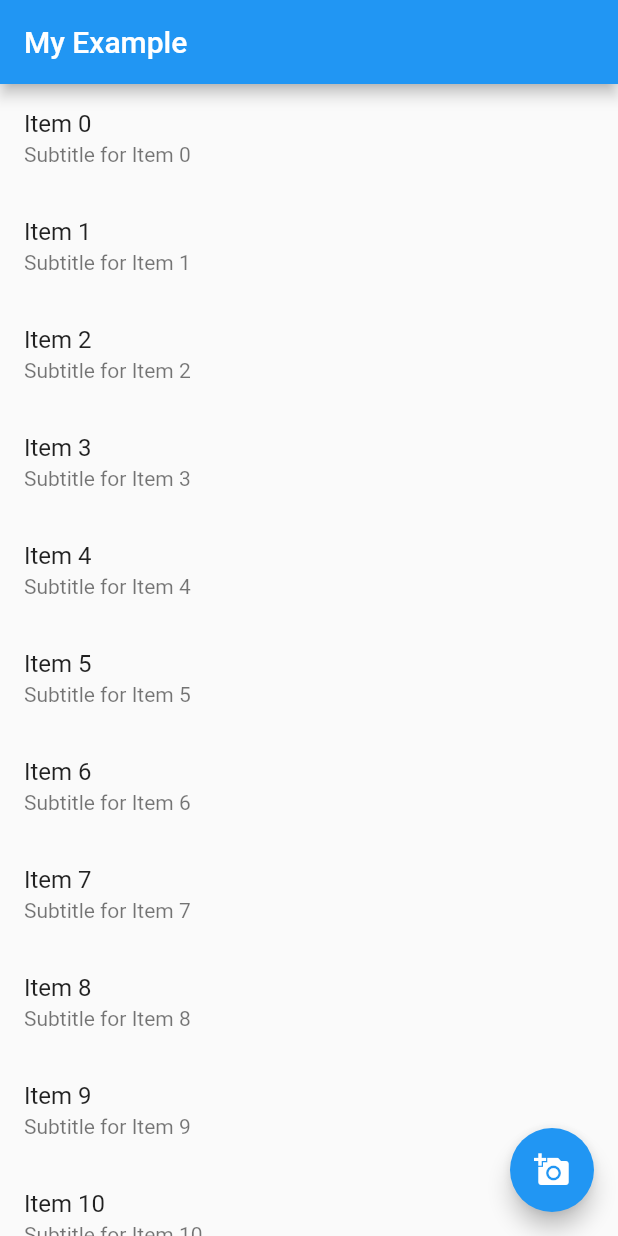
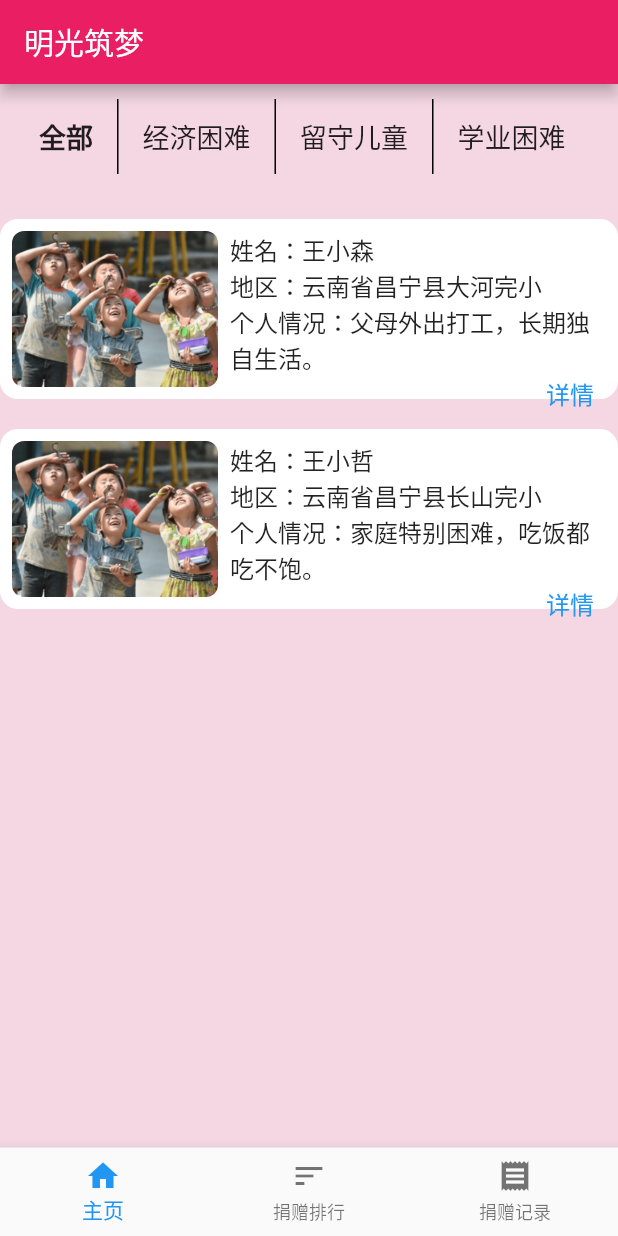
Before and after one commit to Wanli-Go/ming_guang_zhu_meng, a Flutter app: the screen it shows after launch, on a phone screen of 412 x 824 dp. Run offline on Flutter 3.47's test engine with Material 2 defaults, Android fonts, the phone set to English and light mode, and no system bars; our stand-ins replace carousel_slider; Roboto replaces fonts that are missing (StarRail).

Commit message:
11.02 wyz
第二次提交，加入两个新页面

```diff
--- /dev/null
+++ b/lib/donor/view/donorChild.dart
@@ -0,0 +1,55 @@
+import 'package:flutter/material.dart';
+import 'donorChildShowBox.dart';
+
+class DonarChildPage extends StatelessWidget {
+  const DonarChildPage({super.key});
+
+  @override
+  Widget build(BuildContext context) {
+    return Scaffold(
+      appBar: AppBar(
+        title: Text('明光筑梦'), // 在这里设置 AppBar 的标题
+        backgroundColor: Colors.pink, // 设置 AppBar 的背景颜色
+      ),
+      backgroundColor: Color.fromARGB(255, 244, 215, 227),
+      body: const Column(
+        children: <Widget>[
+          Center(
+            child: Padding(
+              padding: EdgeInsets.all(10.0),
+              child: CategorySelector(),
+            ),
+          ),
+          SizedBox(height: 20,),
+          InfoCard(
+            imagePath: 'assets/zuijinjuanzhu.png',
+            name: '王小森',
+            region: '云南省昌宁县大河完小',
+            situation: '父母外出打工，长期独自生活。',
+          ),
+          SizedBox(height: 20,),
+          InfoCard(
+            imagePath: 'assets/zuijinjuanzhu.png',
+            name: '王小哲',
+            region: '云南省昌宁县长山完小',
+            situation: '家庭特别困难，吃饭都吃不饱。',
+          ),
+        ],
+      ),
+      bottomNavigationBar: BottomNavigationBar(items: const[
+        BottomNavigationBarItem(
+          label: '主页',
+          icon: Icon(Icons.home),
+        ),
+        BottomNavigationBarItem(
+          label: '捐赠排行',
+          icon: Icon(Icons.sort),
+        ),
+        BottomNavigationBarItem(
+          label: '捐赠记录',
+          icon: Icon(Icons.receipt),
+        ),
+      ]),
+    );
+  }
+}
--- /dev/null
+++ b/lib/donor/view/donorChildShowBox.dart
@@ -0,0 +1,145 @@
+import 'package:flutter/material.dart';
+
+//儿童类别选择组件
+class CategorySelector extends StatefulWidget {
+  const CategorySelector({Key? key}) : super(key: key);
+
+  @override
+  _CategorySelectorState createState() => _CategorySelectorState();
+}
+
+class _CategorySelectorState extends State<CategorySelector> {
+  final List<String> categories = ['全部', '经济困难', '留守儿童', '学业困难'];
+  int selectedIndex = 0;
+
+  @override
+  Widget build(BuildContext context) {
+    return Container(
+      height: 50.0,
+      child: ListView.separated(
+        scrollDirection: Axis.horizontal,
+        itemCount: categories.length,
+        separatorBuilder: (context, index) => VerticalDivider(
+          color: Colors.black,
+          thickness: 1,
+          width: 1,
+        ),
+        itemBuilder: (context, index) => GestureDetector(
+          onTap: () {
+            setState(() {
+              selectedIndex = index;
+            });
+            onTap(categories[index]);
+          },
+          child: Container(
+            padding: EdgeInsets.symmetric(horizontal: 16.0),
+            alignment: Alignment.center,
+            child: Text(
+              categories[index],
+              style: TextStyle(
+                fontSize: 18.0,
+                fontWeight: index == selectedIndex
+                    ? FontWeight.bold
+                    : FontWeight.normal,
+              ),
+            ),
+          ),
+        ),
+      ),
+    );
+  }
+
+  void onTap(String category) {
+    print('选中了$category');
+  }
+}
+
+//儿童个人选项卡组件
+class InfoCard extends StatelessWidget {
+  final String imagePath;
+  final String name;
+  final String region;
+  final String situation;
+
+  const InfoCard({
+    Key? key,
+    required this.imagePath,
+    required this.name,
+    required this.region,
+    required this.situation,
+  }) : super(key: key);
+
+  @override
+  Widget build(BuildContext context) {
+    return Container(
+      height: 120.0, // 高度
+      padding: EdgeInsets.all(8.0), // 边距
+      decoration: BoxDecoration(
+        color: Colors.white, // 背景颜色
+        borderRadius: BorderRadius.circular(12.0), // 圆角
+      ),
+      child: Row(
+        children: <Widget>[
+          ClipRRect(
+            borderRadius: BorderRadius.circular(8.0), // 圆角
+            child: Image.asset(
+              imagePath,
+              width:
+                  MediaQuery.of(context).size.width * 1 / 3, // 设置图片宽度为屏幕宽度的1/3
+              height: 120.0, // 设置图片高度
+              fit: BoxFit.cover, // 图片填充方式
+            ),
+          ),
+          Expanded(
+            child: Padding(
+              padding: const EdgeInsets.symmetric(horizontal: 8.0),
+              child: Column(
+                crossAxisAlignment: CrossAxisAlignment.start,
+                mainAxisAlignment: MainAxisAlignment.spaceAround, // 平均分布
+                children: <Widget>[
+                  Text(
+                    '姓名：$name',
+                    style: TextStyle(
+                      fontSize: 16.0, // 字体大小
+                    ),
+                  ),
+                  Text(
+                    '地区：$region',
+                    style: TextStyle(
+                      fontSize: 16.0, // 字体大小
+                    ),
+                  ),
+                  Text(
+                    '个人情况：$situation',
+                    style: TextStyle(
+                      fontSize: 16.0, // 字体大小
+                    ),
+                  ),
+                  GestureDetector(
+                    onTap: onTapDetail,
+                    child: Align(
+                      alignment: Alignment.bottomRight,
+                      child: Text(
+                        '详情',
+                        style: TextStyle(
+                          color: Colors.blue, // 字体颜色
+                          fontSize: 16.0, // 字体大小
+                        ),
+                      ),
+                    ),
+                  ),
+                ],
+              ),
+            ),
+          ),
+        ],
+      ),
+    );
+  }
+
+  // 点击详情的回调方法
+  void onTapDetail() {
+    print('详情被点击');
+    // 在这里添加你的逻辑
+  }
+}
--- a/pubspec.yaml
+++ b/pubspec.yaml
@@ -35,6 +35,7 @@ dependencies:
   # The following adds the Cupertino Icons font to your application.
   # Use with the CupertinoIcons class for iOS style icons.
   cupertino_icons: ^1.0.2
+  carousel_slider: ^4.0.0
   google_fonts:
   provider: ^6.0.3
 
```
Also changed, not shown: lib/donor/view/childDetail.dart (added, +117 -0 lines), lib/donor/view/mainShowBox.dart (+10 -7 lines), lib/donor/view/main_page.dart (+63 -3 lines), lib/main.dart (+6 -2 lines), assets/changePic1.png (added), assets/changePic2.png (added), assets/changePic3.png (added), assets/heart.png (added), assets/zuijinjuanzhu.png (added), pubspec.lock.
